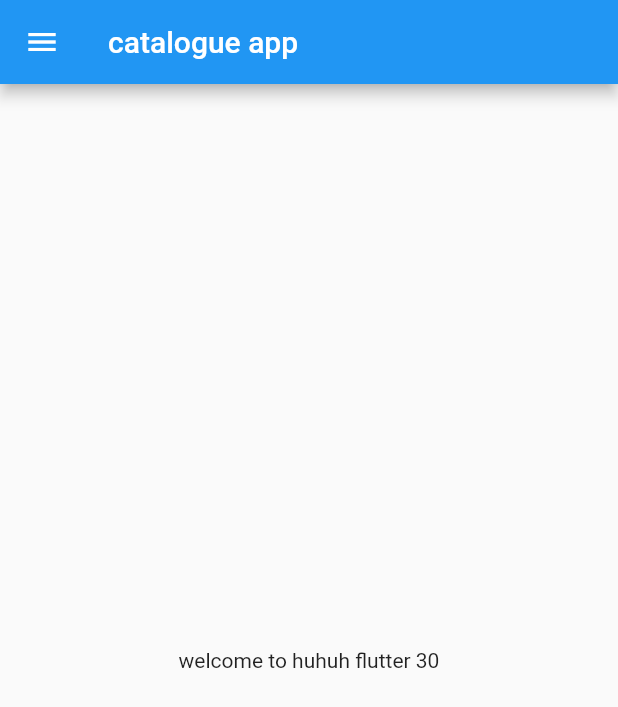
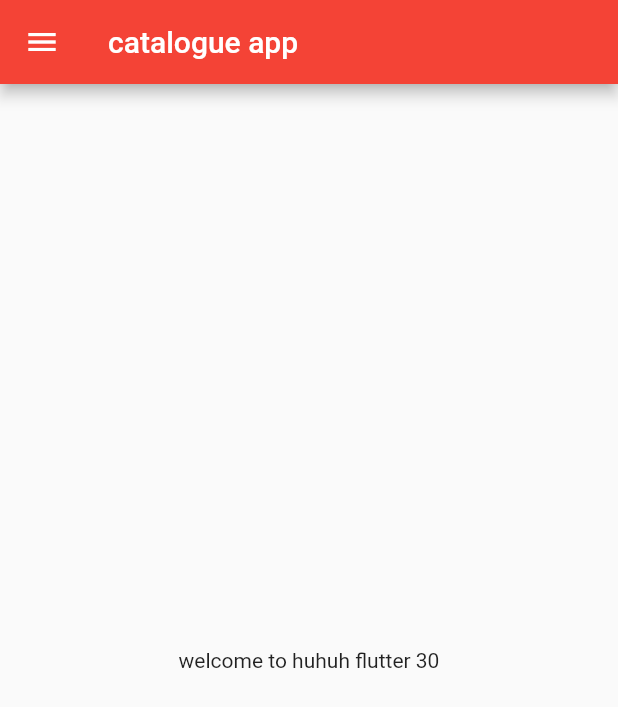
Before and after one commit to JackAfro/Flutterst, a Flutter app: the screen it shows after launch, on a phone screen of 412 x 824 dp. Shown: the top 707 px of the screen. Run offline on Flutter 3.47's test engine with Material 2 defaults, Android fonts, the phone set to English and light mode, and no system bars.

Commit message:
day 3 completed

```diff
--- a/lib/main.dart
+++ b/lib/main.dart
@@ -1,5 +1,6 @@
 import 'package:flutter/material.dart';
-import 'package:flutter_application_1/home.dart';
+import 'package:flutter_application_1/pages/login_Page.dart';
+import 'pages/home.dart' ;
 
 void main() {
   runApp(MyApp());
@@ -11,7 +12,14 @@ class MyApp extends StatelessWidget {
   @override
   Widget build(BuildContext context) {
     return MaterialApp(
-      home: homepage(),
+      themeMode: ThemeMode.light,
+      theme: ThemeData(primarySwatch: Colors.red),
+      initialRoute: "/home",
+      routes:{
+        "/":(context) => Loginpage(),
+        "/login":(context) => Loginpage(),
+        "/home":(context) => homepage()
+      }
     );
   }
 }
```
Also changed, not shown: lib/pages/login_Page.dart (added, +11 -0 lines), lib/pages/home.dart (renamed from lib/home.dart).
